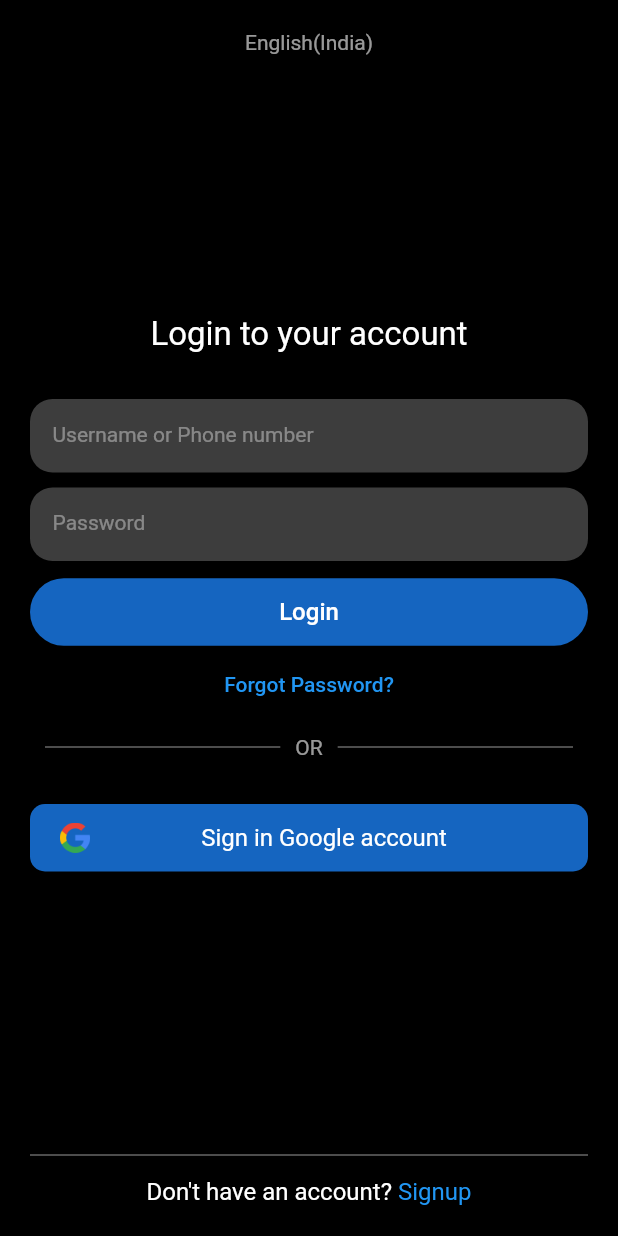
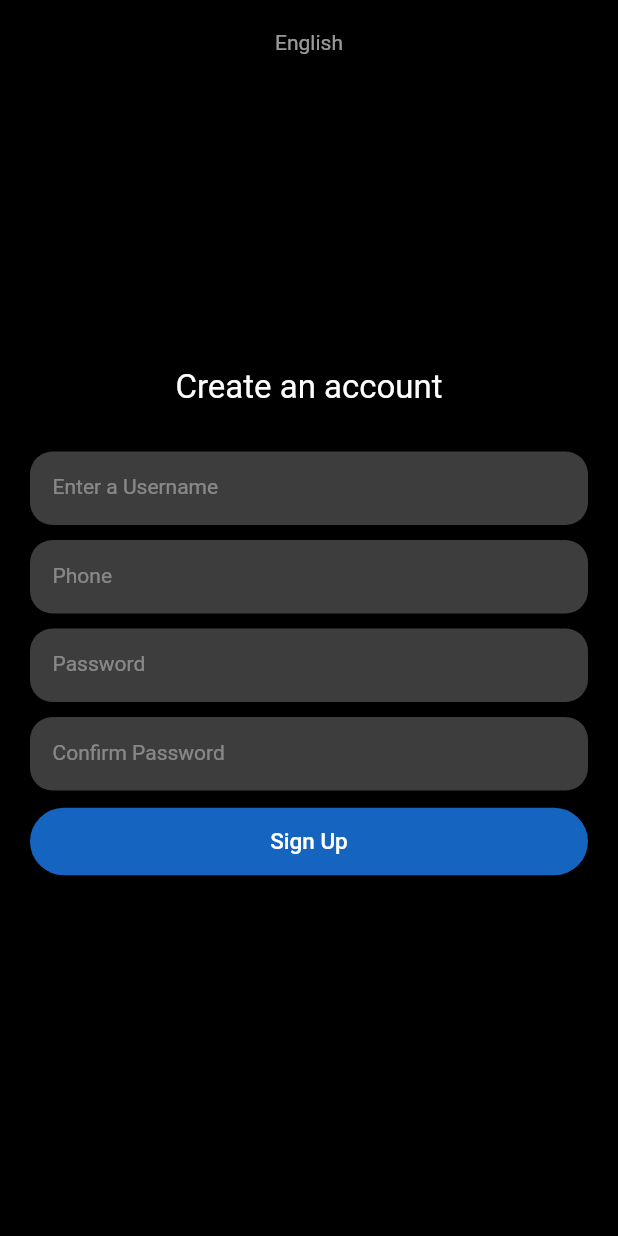
Before and after one commit to rohit5krish/social_media, a Flutter app: the screen it shows after launch, after a tap on "Signup", on a phone screen of 412 x 824 dp. Run offline on Flutter 3.47's test engine with Material 2 defaults, Android fonts, the phone set to English and light mode, and no system bars.

Commit message:
SignUp Page UI

```diff
--- a/lib/core/constants/styles.dart
+++ b/lib/core/constants/styles.dart
@@ -1,9 +1,8 @@
-import 'package:flutter/cupertino.dart';
 import 'package:flutter/material.dart';
 import 'package:social_media/core/constants/colors.dart';
 
 const whiteTxt22 = TextStyle(color: whiteColor, fontSize: 22);
-const whiteTxt16 = TextStyle(color: whiteColor, fontSize: 16);
+const whiteTxt15 = TextStyle(color: whiteColor, fontSize: 15);
 const blueTxt16 = TextStyle(color: Colors.blue, fontSize: 16);
 const txtFormStyle = TextStyle(color: Colors.white38, fontSize: 14);
 
--- a/lib/presentation/login/login.dart
+++ b/lib/presentation/login/login.dart
@@ -3,10 +3,9 @@ import 'package:social_media/core/constants/colors.dart';
 import 'package:social_media/core/constants/styles.dart';
 import 'package:social_media/presentation/login/widget/footer_content.dart';
 import 'package:social_media/presentation/login/widget/google_signin_button.dart';
-import 'package:social_media/presentation/login/widget/login_button.dart';
+import 'package:social_media/presentation/widgets/custom_blue_button.dart';
 import 'package:social_media/presentation/login/widget/or_divider_widget.dart';
-import 'package:social_media/presentation/login/widget/password_text_field.dart';
-import 'package:social_media/presentation/login/widget/username_text_field.dart';
+import 'package:social_media/presentation/widgets/custom_text_field.dart';
 
 class LoginPage extends StatelessWidget {
   const LoginPage({Key? key}) : super(key: key);
@@ -35,11 +34,17 @@ class LoginPage extends StatelessWidget {
                       style: whiteTxt22,
                     ),
                     sbHeight30,
-                    const UserNameTextField(),
+                    const CustomTextField(
+                      labelText: 'Username or Phone number',
+                    ),
                     sbHeight10,
-                    const PasswordTextField(),
+                    const CustomTextField(
+                      labelText: 'Password',
+                    ),
                     sbHeight10,
-                    const LoginButton(),
+                    const CustomBlueButton(
+                      buttonText: 'Login',
+                    ),
                     TextButton(
                         onPressed: () {},
                         child: const Text('Forgot Password?')),
--- a/lib/presentation/login/widget/footer_content.dart
+++ b/lib/presentation/login/widget/footer_content.dart
@@ -1,6 +1,7 @@
 import 'package:flutter/material.dart';
 import 'package:social_media/core/constants/colors.dart';
 import 'package:social_media/core/constants/styles.dart';
+import 'package:social_media/presentation/signup/sign_up.dart';
 
 class FooterSignupContent extends StatelessWidget {
   const FooterSignupContent({
@@ -20,10 +21,15 @@ class FooterSignupContent extends StatelessWidget {
           children: [
             const Text(
               "Don't have an account? ",
-              style: whiteTxt16,
+              style: whiteTxt15,
             ),
             InkWell(
-                onTap: () {},
+                onTap: () {
+                  Navigator.of(context)
+                      .push(MaterialPageRoute(builder: (context) {
+                    return const SignUp();
+                  }));
+                },
                 child: const Text(
                   'Signup',
                   style: blueTxt16,
--- a/lib/presentation/login/widget/google_signin_button.dart
+++ b/lib/presentation/login/widget/google_signin_button.dart
@@ -25,7 +25,7 @@ class GoogleSignInButton extends StatelessWidget {
           const Spacer(),
           const Text(
             'Sign in Google account',
-            style: whiteTxt16,
+            style: whiteTxt15,
           ),
           const Spacer()
         ],
--- a/lib/presentation/login/widget/password_text_field.dart
+++ /dev/null
@@ -1,28 +0,0 @@
-import 'package:flutter/material.dart';
-import 'package:social_media/core/constants/colors.dart';
-import 'package:social_media/core/constants/styles.dart';
-
-class PasswordTextField extends StatelessWidget {
-  const PasswordTextField({
-    Key? key,
-  }) : super(key: key);
-
-  @override
-  Widget build(BuildContext context) {
-    return TextFormField(
-      decoration: InputDecoration(
-          filled: true,
-          fillColor: whiteClr24,
-          contentPadding:
-              const EdgeInsets.symmetric(vertical: 15, horizontal: 15),
-          border: OutlineInputBorder(
-            borderSide: BorderSide.none,
-            borderRadius: BorderRadius.circular(15),
-          ),
-          label: const Text(
-            'Password',
-            style: txtFormStyle,
-          )),
-    );
-  }
-}
--- /dev/null
+++ b/lib/presentation/signup/sign_up.dart
@@ -0,0 +1,52 @@
+import 'package:flutter/material.dart';
+import 'package:social_media/core/constants/colors.dart';
+import 'package:social_media/core/constants/styles.dart';
+import 'package:social_media/presentation/widgets/custom_blue_button.dart';
+import 'package:social_media/presentation/widgets/custom_text_field.dart';
+
+class SignUp extends StatelessWidget {
+  const SignUp({Key? key}) : super(key: key);
+
+  @override
+  Widget build(BuildContext context) {
+    return Scaffold(
+      backgroundColor: blackColor,
+      body: SafeArea(
+          child: Padding(
+        padding: const EdgeInsets.all(20),
+        child: SizedBox(
+          width: double.infinity,
+          height: double.infinity,
+          child: Column(
+            mainAxisAlignment: MainAxisAlignment.spaceBetween,
+            children: [
+              const Text(
+                'English',
+                style: TextStyle(color: whiteClr60),
+              ),
+              Column(
+                children: const [
+                  Text(
+                    'Create an account',
+                    style: whiteTxt22,
+                  ),
+                  sbHeight30,
+                  CustomTextField(labelText: 'Enter a Username'),
+                  sbHeight10,
+                  CustomTextField(labelText: 'Phone'),
+                  sbHeight10,
+                  CustomTextField(labelText: 'Password'),
+                  sbHeight10,
+                  CustomTextField(labelText: 'Confirm Password'),
+                  sbHeight10,
+                  CustomBlueButton(buttonText: 'Sign Up'),
+                ],
+              ),
+              sbHeight10
+            ],
+          ),
+        ),
+      )),
+    );
+  }
+}
--- a/lib/presentation/login/widget/login_button.dart
+++ b/lib/presentation/widgets/custom_blue_button.dart
@@ -2,8 +2,10 @@ import 'package:flutter/material.dart';
 import 'package:social_media/core/constants/colors.dart';
 import 'package:social_media/core/constants/styles.dart';
 
-class LoginButton extends StatelessWidget {
-  const LoginButton({
+class CustomBlueButton extends StatelessWidget {
+  final String buttonText;
+  const CustomBlueButton({
+    required this.buttonText,
     Key? key,
   }) : super(key: key);
 
@@ -15,9 +17,9 @@ class LoginButton extends StatelessWidget {
             minimumSize: const Size(double.infinity, 45),
             shape: const StadiumBorder()),
         onPressed: () {},
-        child: const Text(
-          'Login',
-          style: whiteTxt16,
+        child: Text(
+          buttonText,
+          style: whiteTxt15,
         ));
   }
 }
--- a/lib/presentation/login/widget/username_text_field.dart
+++ b/lib/presentation/widgets/custom_text_field.dart
@@ -2,9 +2,11 @@ import 'package:flutter/material.dart';
 import 'package:social_media/core/constants/colors.dart';
 import 'package:social_media/core/constants/styles.dart';
 
-class UserNameTextField extends StatelessWidget {
-  const UserNameTextField({
+class CustomTextField extends StatelessWidget {
+  final String labelText;
+  const CustomTextField({
     Key? key,
+    required this.labelText,
   }) : super(key: key);
 
   @override
@@ -19,8 +21,8 @@ class UserNameTextField extends StatelessWidget {
             borderSide: BorderSide.none,
             borderRadius: BorderRadius.circular(15),
           ),
-          label: const Text(
-            'Username or Phone number',
+          label: Text(
+            labelText,
             style: txtFormStyle,
           )),
     );
```
